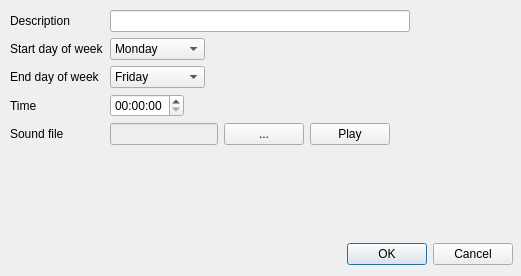
Above: weeklyScheduleEditDialog.ui from raaleksandr/SchoolBellWithMusic before the change. Below: the same form after it.
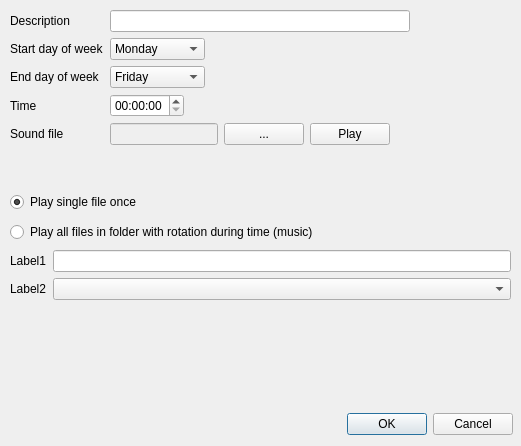
That is the form after the change.

Commit message: Finished tests and explored how to play sound files in queue

Diff of the .ui file:
```diff
--- a/weeklyScheduleEditDialog.ui
+++ b/weeklyScheduleEditDialog.ui
@@ -10,7 +10,7 @@
     <x>0</x>
     <y>0</y>
     <width>521</width>
-    <height>276</height>
+    <height>446</height>
    </rect>
   </property>
   <property name="windowTitle">
@@ -22,7 +22,7 @@
      <x>10</x>
      <y>10</y>
      <width>501</width>
-     <height>221</height>
+     <height>171</height>
     </rect>
    </property>
    <layout class="QFormLayout" name="formLayout">
@@ -205,7 +205,7 @@
    <property name="geometry">
     <rect>
      <x>320</x>
-     <y>240</y>
+     <y>410</y>
      <width>193</width>
      <height>29</height>
     </rect>
@@ -217,6 +217,73 @@
     <set>QDialogButtonBox::Cancel|QDialogButtonBox::Ok</set>
    </property>
   </widget>
+  <widget class="QRadioButton" name="singleFileRadioButton">
+   <property name="geometry">
+    <rect>
+     <x>10</x>
+     <y>190</y>
+     <width>281</width>
+     <height>24</height>
+    </rect>
+   </property>
+   <property name="maximumSize">
+    <size>
+     <width>16777215</width>
+     <height>16777215</height>
+    </size>
+   </property>
+   <property name="text">
+    <string>Play single file once</string>
+   </property>
+   <property name="checked">
+    <bool>true</bool>
+   </property>
+  </widget>
+  <widget class="QRadioButton" name="musicFolderRadioButton">
+   <property name="geometry">
+    <rect>
+     <x>10</x>
+     <y>220</y>
+     <width>401</width>
+     <height>24</height>
+    </rect>
+   </property>
+   <property name="text">
+    <string>Play all files in folder with rotation during time (music)</string>
+   </property>
+  </widget>
+  <widget class="QWidget" name="formLayoutWidget_2">
+   <property name="geometry">
+    <rect>
+     <x>10</x>
+     <y>250</y>
+     <width>501</width>
+     <height>80</height>
+    </rect>
+   </property>
+   <layout class="QFormLayout" name="formLayout_2">
+    <item row="0" column="0">
+     <widget class="QLabel" name="label1">
+      <property name="text">
+       <string>Label1</string>
+      </property>
+     </widget>
+    </item>
+    <item row="0" column="1">
+     <widget class="QLineEdit" name="lineEdit"/>
+    </item>
+    <item row="1" column="0">
+     <widget class="QLabel" name="label2">
+      <property name="text">
+       <string>Label2</string>
+      </property>
+     </widget>
+    </item>
+    <item row="1" column="1">
+     <widget class="QComboBox" name="comboBox"/>
+    </item>
+   </layout>
+  </widget>
  </widget>
  <resources/>
  <connections>
```
The commit also changes 7 other files.
